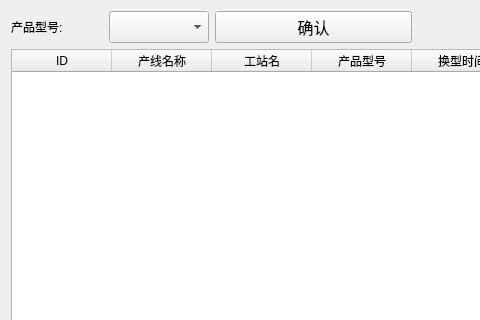
Qt form VISFrameView_AirtightDevice/Plugins/PluginAutoPage/WidgetProductChange.ui (IPX-192/haoen) before a commit; both pictures show x 0 to 480 and y 0 to 320 of the 818 by 590 pixel window.
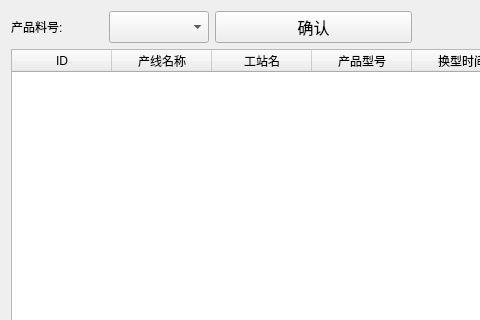
The same form after that commit.

```diff
--- a/VISFrameView_AirtightDevice/Plugins/PluginAutoPage/WidgetProductChange.ui
+++ b/VISFrameView_AirtightDevice/Plugins/PluginAutoPage/WidgetProductChange.ui
@@ -46,7 +46,7 @@
        <item>
         <widget class="QLabel" name="label">
          <property name="text">
-          <string>产品型号:</string>
+          <string>产品料号:</string>
          </property>
         </widget>
        </item>
```
